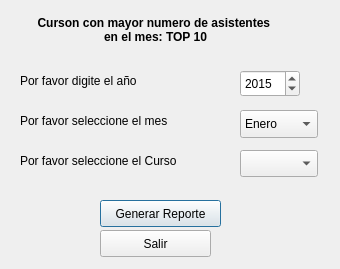
fernandosanchez1128/SGC, file SGC/Vista/estudiantes_aprobados.ui: the form before one commit.
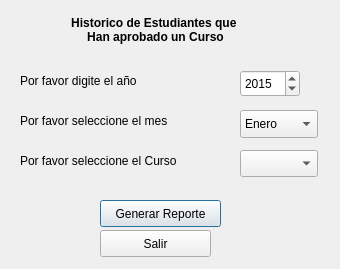
The form after the commit.

```diff
--- a/SGC/Vista/estudiantes_aprobados.ui
+++ b/SGC/Vista/estudiantes_aprobados.ui
@@ -29,8 +29,8 @@
     </font>
    </property>
    <property name="text">
-    <string>&lt;center&gt;Curson con mayor numero de asistentes 
-&lt;center&gt;en el mes: TOP 10</string>
+    <string>&lt;center&gt;Historico de Estudiantes que 
+&lt;center&gt;Han aprobado un Curso</string>
    </property>
   </widget>
   <widget class="QLabel" name="label_2">
```
